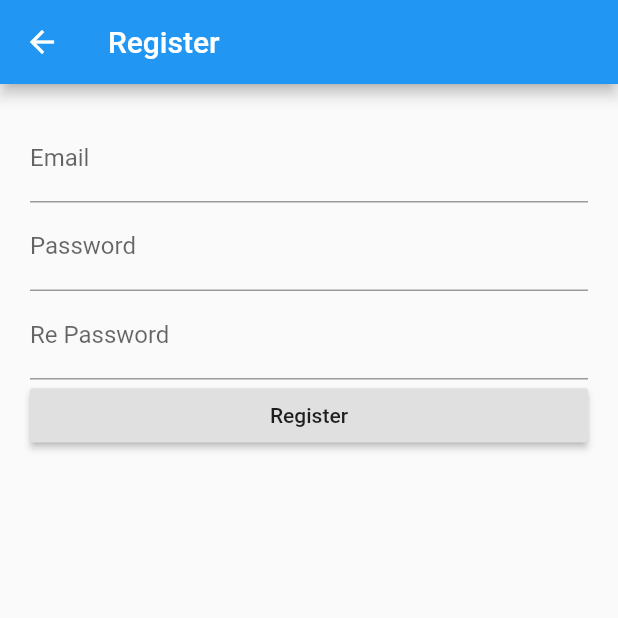
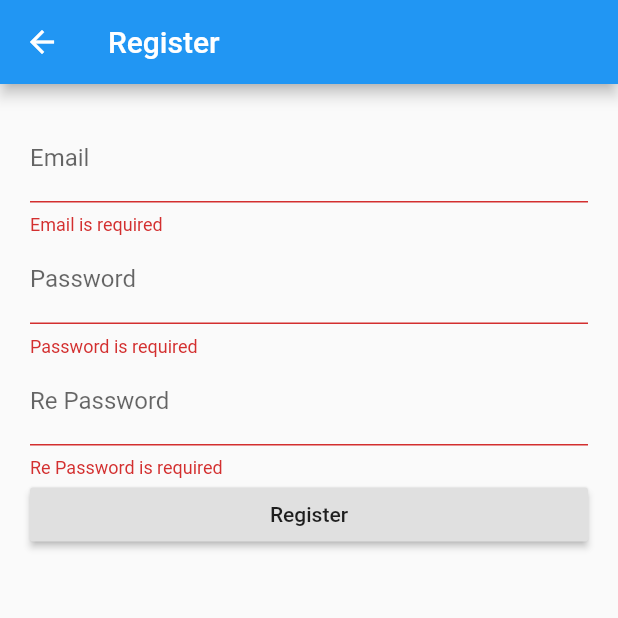
Before and after one commit to Nuengnakhap/flutter_exercises, a Flutter app: the RegisterScreen screen opened by its route, after a tap on "Register", on a phone screen of 412 x 824 dp, the top half of it. Run offline on Flutter 3.47's test engine with Material 2 defaults, Android fonts, the phone set to English and light mode, and no system bars; our stand-ins replace cloud_firestore, datetime_picker_formfield, firebase_auth, image_picker, sqflite; accounts and stored records are empty; network calls fail.

```diff
--- a/lib/UI/login_screen.dart
+++ b/lib/UI/login_screen.dart
@@ -9,6 +9,8 @@ class LoginScreen extends StatefulWidget {
 class _LoginScreenState extends State<LoginScreen> {
   final _formkey = GlobalKey<FormState>();
   FirebaseAuth _auth = FirebaseAuth.instance;
+  TextEditingController email = TextEditingController();
+  TextEditingController password = TextEditingController();
   @override
   Widget build(BuildContext context) {
     return Scaffold(
@@ -19,6 +21,7 @@ class _LoginScreenState extends State<LoginScreen> {
           child: Column(
             children: <Widget>[
               TextFormField(
+                controller: email,
                 decoration: InputDecoration(labelText: "Email"),
                 keyboardType: TextInputType.emailAddress,
                 validator: (value) {
@@ -26,6 +29,7 @@ class _LoginScreenState extends State<LoginScreen> {
                 },
               ),
               TextFormField(
+                controller: password,
                   decoration: InputDecoration(labelText: "Password"),
                   obscureText: true,
                   validator: (value) {
@@ -40,7 +44,8 @@ class _LoginScreenState extends State<LoginScreen> {
                       onPressed: () {
                         _auth
                             .signInWithEmailAndPassword(
-                                email: '60070005@kmitl.ac.th', password: 'password')
+                                email: email.text,
+                                password: password.text)
                             .then((FirebaseUser user) {
                           if (user.isEmailVerified) {
                             print('go to home screen');
--- a/lib/UI/register_screen.dart
+++ b/lib/UI/register_screen.dart
@@ -8,7 +8,13 @@ class RegisterScreen extends StatefulWidget {
 
 class _RegisterScreenState extends State<RegisterScreen> {
   FirebaseAuth auth = FirebaseAuth.instance;
+
   final _formkey = GlobalKey<FormState>();
+
+  TextEditingController email = TextEditingController();
+  TextEditingController password = TextEditingController();
+  TextEditingController repassword = TextEditingController();
+
   @override
   Widget build(BuildContext context) {
     return Scaffold(
@@ -22,6 +28,7 @@ class _RegisterScreenState extends State<RegisterScreen> {
           child: Column(
             children: <Widget>[
               TextFormField(
+                controller: email,
                 decoration: InputDecoration(labelText: "Email"),
                 keyboardType: TextInputType.emailAddress,
                 validator: (value) {
@@ -29,6 +36,7 @@ class _RegisterScreenState extends State<RegisterScreen> {
                 },
               ),
               TextFormField(
+                  controller: password,
                   decoration: InputDecoration(labelText: "Password"),
                   obscureText: true,
                   validator: (value) {
@@ -36,6 +44,7 @@ class _RegisterScreenState extends State<RegisterScreen> {
                       return "Password is required";
                   }),
               TextFormField(
+                  controller: repassword,
                   decoration: InputDecoration(labelText: "Re Password"),
                   obscureText: true,
                   validator: (value) {
@@ -48,15 +57,21 @@ class _RegisterScreenState extends State<RegisterScreen> {
                     child: RaisedButton(
                       child: Text('Register'),
                       onPressed: () {
+                        if (_formkey.currentState.validate()) {
                           auth
                               .createUserWithEmailAndPassword(
-                                email: '60070005@kmitl.ac.th', password: 'password')
+                                  email: email.text, password: password.text)
                               .then((FirebaseUser user) {
-                          user.sendEmailVerification();
+                            user.sendEmailVerification().then((onValue) {
+                              Navigator.pop(context);
+                            });
                             print('return from firebase $user');
                           }).catchError((error) {
                             print('$error');
                           });
+                        } else {
+                          print('error');
+                        }
                       },
                     ),
                   ),
--- a/lib/main.dart
+++ b/lib/main.dart
@@ -10,6 +10,8 @@ import './UI/read_write_screen.dart';
 import './UI/todo_screen.dart';
 import './UI/login_screen.dart';
 import './UI/register_screen.dart';
+import './UI/book_screen.dart';
+import './UI/list_book.dart';
 
 void main() => runApp(MyApp());
 
@@ -34,7 +36,7 @@ class MyApp extends StatelessWidget {
       // home: MyHomePage(),
       initialRoute: "/",
       routes: {
-        "/" : (context) => LoginScreen(),
+        "/" : (context) => ListBook(),
         "/datajson" : (context) => HttpJsonScreen(),
         "/first" : (context) => FirstScreen(),
         "/second" : (context) => SecondScreen(),
--- a/pubspec.yaml
+++ b/pubspec.yaml
@@ -20,8 +20,10 @@ dependencies:
   http: ^0.11.3
   path_provider: ^0.4.1
   sqflite: ^1.1.0
+  cloud_firestore: ^0.8.2+3
   firebase_core: ^0.2.5
   firebase_auth: ^0.6.5
+
 
   # The following adds the Cupertino Icons font to your application.
   # Use with the CupertinoIcons class for iOS style icons.
```
Also changed, not shown: lib/UI/book_screen.dart (added, +64 -0 lines), lib/UI/list_book.dart (added, +28 -0 lines), 2 other files. Lines whose indentation alone changed are shown as unchanged.
